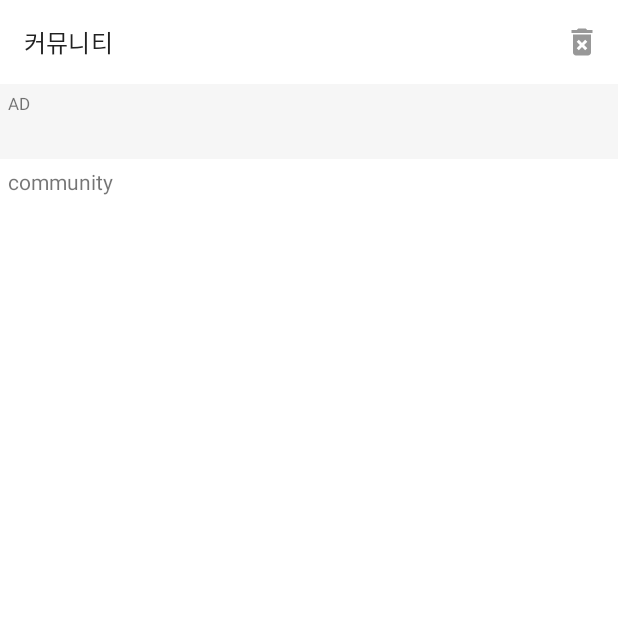
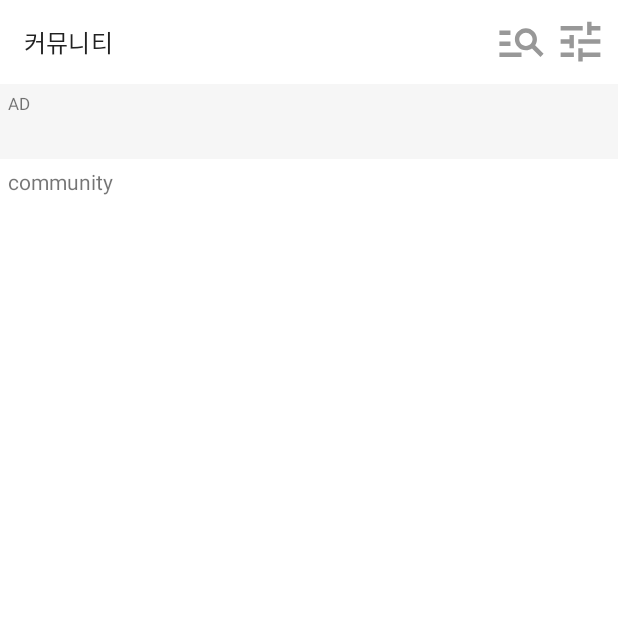
Before and after one commit to wndudwkd003/StarVoca, an Android app: the screen it shows after launch (MainActivity), item 4 of the bottom bar chosen, on a phone screen of 412 x 824 dp, the top half of it. Run offline under Robolectric (Android 15) with nearby library versions, the phone set to English and light mode, and no system bars; our stand-ins replace Room's generated code.

Commit message:
app bar button add

```diff
--- /dev/null
+++ b/app/src/main/res/drawable/ic_add_box.xml
@@ -0,0 +1,5 @@
+<vector android:height="50dp" android:tint="@color/gray"
+    android:viewportHeight="24" android:viewportWidth="24"
+    android:width="50dp" xmlns:android="http://schemas.android.com/apk/res/android">
+    <path android:fillColor="@android:color/white" android:pathData="M19,3L5,3c-1.11,0 -2,0.9 -2,2v14c0,1.1 0.89,2 2,2h14c1.1,0 2,-0.9 2,-2L21,5c0,-1.1 -0.9,-2 -2,-2zM17,13h-4v4h-2v-4L7,13v-2h4L11,7h2v4h4v2z"/>
+</vector>
--- /dev/null
+++ b/app/src/main/res/drawable/ic_article.xml
@@ -0,0 +1,5 @@
+<vector android:autoMirrored="true" android:height="50dp"
+    android:tint="@color/gray" android:viewportHeight="24"
+    android:viewportWidth="24" android:width="50dp" xmlns:android="http://schemas.android.com/apk/res/android">
+    <path android:fillColor="@android:color/white" android:pathData="M19,3L5,3c-1.1,0 -2,0.9 -2,2v14c0,1.1 0.9,2 2,2h14c1.1,0 2,-0.9 2,-2L21,5c0,-1.1 -0.9,-2 -2,-2zM14,17L7,17v-2h7v2zM17,13L7,13v-2h10v2zM17,9L7,9L7,7h10v2z"/>
+</vector>
--- /dev/null
+++ b/app/src/main/res/drawable/ic_baseline_playlist_add_24.xml
@@ -0,0 +1,5 @@
+<vector android:autoMirrored="true" android:height="35dp"
+    android:tint="@color/gray" android:viewportHeight="24"
+    android:viewportWidth="24" android:width="35dp" xmlns:android="http://schemas.android.com/apk/res/android">
+    <path android:fillColor="@android:color/white" android:pathData="M14,10H3v2h11V10zM14,6H3v2h11V6zM18,14v-4h-2v4h-4v2h4v4h2v-4h4v-2H18zM3,16h7v-2H3V16z"/>
+</vector>
--- /dev/null
+++ b/app/src/main/res/drawable/ic_baseline_storage_24.xml
@@ -0,0 +1,5 @@
+<vector android:height="50dp" android:tint="@color/gray"
+    android:viewportHeight="24" android:viewportWidth="24"
+    android:width="50dp" xmlns:android="http://schemas.android.com/apk/res/android">
+    <path android:fillColor="@android:color/white" android:pathData="M2,20h20v-4L2,16v4zM4,17h2v2L4,19v-2zM2,4v4h20L22,4L2,4zM6,7L4,7L4,5h2v2zM2,14h20v-4L2,10v4zM4,11h2v2L4,13v-2z"/>
+</vector>
--- /dev/null
+++ b/app/src/main/res/drawable/ic_baseline_tune_24.xml
@@ -0,0 +1,5 @@
+<vector android:height="35dp" android:tint="@color/gray"
+    android:viewportHeight="24" android:viewportWidth="24"
+    android:width="35dp" xmlns:android="http://schemas.android.com/apk/res/android">
+    <path android:fillColor="@android:color/white" android:pathData="M3,17v2h6v-2L3,17zM3,5v2h10L13,5L3,5zM13,21v-2h8v-2h-8v-2h-2v6h2zM7,9v2L3,11v2h4v2h2L9,9L7,9zM21,13v-2L11,11v2h10zM15,9h2L17,7h4L21,5h-4L17,3h-2v6z"/>
+</vector>
--- /dev/null
+++ b/app/src/main/res/drawable/ic_edit_note.xml
@@ -0,0 +1,5 @@
+<vector android:height="35dp" android:tint="@color/gray"
+    android:viewportHeight="24" android:viewportWidth="24"
+    android:width="35dp" xmlns:android="http://schemas.android.com/apk/res/android">
+    <path android:fillColor="@android:color/white" android:pathData="M3,10h11v2H3V10zM3,8h11V6H3V8zM3,16h7v-2H3V16zM18.01,12.87l0.71,-0.71c0.39,-0.39 1.02,-0.39 1.41,0l0.71,0.71c0.39,0.39 0.39,1.02 0,1.41l-0.71,0.71L18.01,12.87zM17.3,13.58l-5.3,5.3V21h2.12l5.3,-5.3L17.3,13.58z"/>
+</vector>
--- /dev/null
+++ b/app/src/main/res/drawable/ic_library_add.xml
@@ -0,0 +1,5 @@
+<vector android:height="50dp" android:tint="@color/gray"
+    android:viewportHeight="24" android:viewportWidth="24"
+    android:width="50dp" xmlns:android="http://schemas.android.com/apk/res/android">
+    <path android:fillColor="@android:color/white" android:pathData="M4,6L2,6v14c0,1.1 0.9,2 2,2h14v-2L4,20L4,6zM20,2L8,2c-1.1,0 -2,0.9 -2,2v12c0,1.1 0.9,2 2,2h12c1.1,0 2,-0.9 2,-2L22,4c0,-1.1 -0.9,-2 -2,-2zM19,11h-4v4h-2v-4L9,11L9,9h4L13,5h2v4h4v2z"/>
+</vector>
--- /dev/null
+++ b/app/src/main/res/drawable/ic_search.xml
@@ -0,0 +1,5 @@
+<vector android:autoMirrored="true" android:height="35dp"
+    android:tint="@color/gray" android:viewportHeight="24"
+    android:viewportWidth="24" android:width="35dp" xmlns:android="http://schemas.android.com/apk/res/android">
+    <path android:fillColor="@android:color/white" android:pathData="M7,9H2V7h5V9zM7,12H2v2h5V12zM20.59,19l-3.83,-3.83C15.96,15.69 15.02,16 14,16c-2.76,0 -5,-2.24 -5,-5s2.24,-5 5,-5s5,2.24 5,5c0,1.02 -0.31,1.96 -0.83,2.75L22,17.59L20.59,19zM17,11c0,-1.65 -1.35,-3 -3,-3s-3,1.35 -3,3s1.35,3 3,3S17,12.65 17,11zM2,19h10v-2H2V19z"/>
+</vector>
--- a/app/src/main/res/layout/activity_main.xml
+++ b/app/src/main/res/layout/activity_main.xml
@@ -22,36 +22,53 @@
             app:titleTextAppearance="?attr/textAppearanceSubtitle1" >
 
             <ImageButton
+                android:layout_marginEnd="5dp"
+                android:maxHeight="35dp"
+                android:adjustViewBounds="true"
+                android:id="@+id/imb_sort"
+                android:layout_width="wrap_content"
+                android:layout_height="wrap_content"
+                android:layout_gravity="right"
+                android:backgroundTint="#00FFFFFF"
+                android:src="@drawable/ic_baseline_tune_24"
+                tools:ignore="RtlHardcoded" />
+
+
+            <ImageButton
+                android:maxHeight="35dp"
+                android:adjustViewBounds="true"
                 android:visibility="gone"
                 android:id="@+id/imb_add_voca"
                 android:layout_width="wrap_content"
                 android:layout_height="wrap_content"
                 android:layout_gravity="right"
                 android:backgroundTint="#00FFFFFF"
-                android:minHeight="48dp"
-                android:src="@drawable/ic_words"
+                android:src="@drawable/ic_baseline_playlist_add_24"
                 tools:ignore="RtlHardcoded" />
 
             <ImageButton
+                android:maxHeight="35dp"
+                android:adjustViewBounds="true"
                 android:visibility="gone"
                 android:id="@+id/imb_add_words"
                 android:layout_width="wrap_content"
                 android:layout_height="wrap_content"
                 android:layout_gravity="right"
                 android:backgroundTint="#00FFFFFF"
-                android:minHeight="48dp"
-                android:src="@drawable/ic_add_voca"
+                android:src="@drawable/ic_edit_note"
                 tools:ignore="RtlHardcoded" />
 
             <ImageButton
-                android:id="@+id/imb_del"
+                android:maxHeight="35dp"
+                android:adjustViewBounds="true"
+                android:id="@+id/imb_search"
                 android:layout_width="wrap_content"
                 android:layout_height="wrap_content"
                 android:layout_gravity="right"
                 android:backgroundTint="#00FFFFFF"
-                android:minHeight="48dp"
-                android:src="@drawable/ic_delete"
+                android:src="@drawable/ic_search"
                 tools:ignore="RtlHardcoded" />
+
 
         </com.google.android.material.appbar.MaterialToolbar>
 
```
